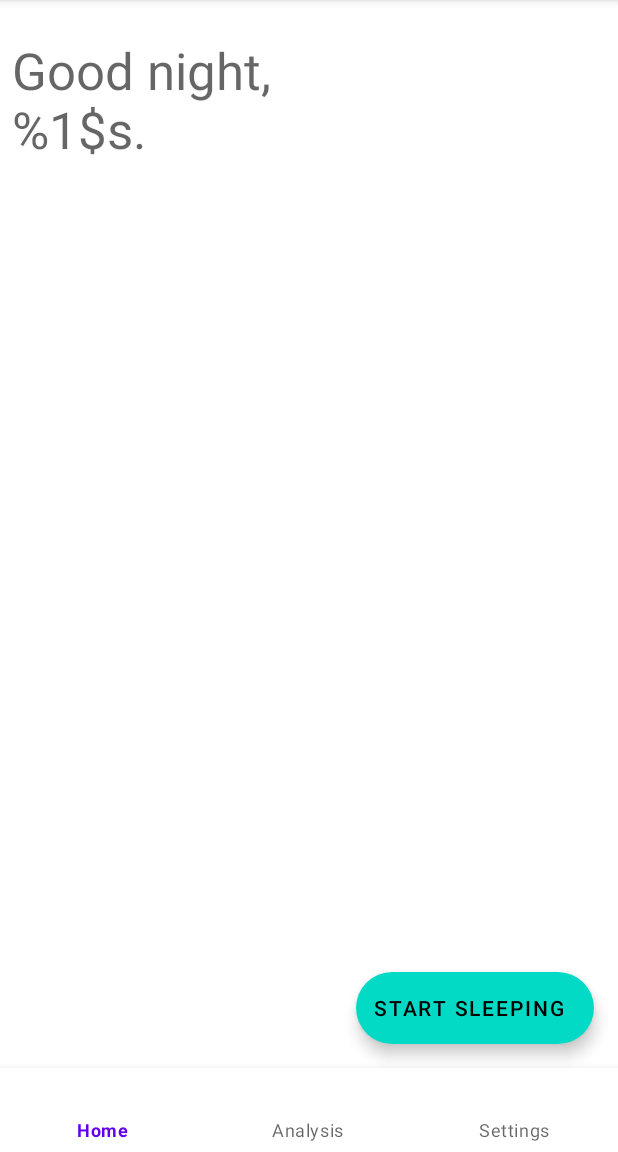
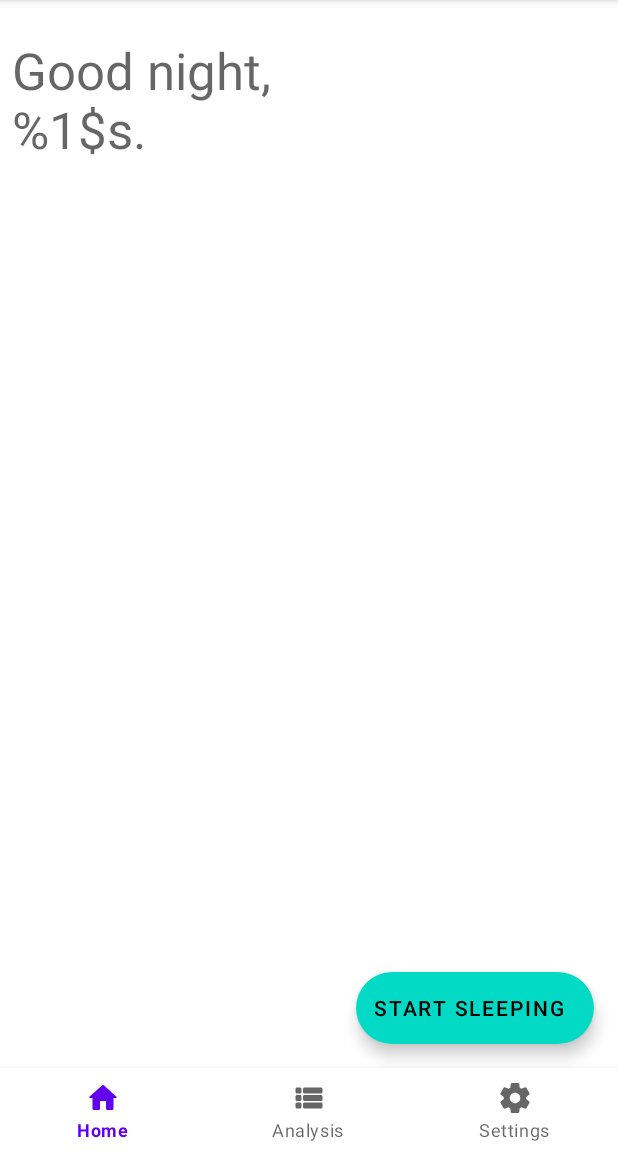
Before and after one commit to JasonHK-HKCC/SEHH3165-Group-Project, an Android app: the screen it shows after launch (MainActivity), on a phone screen of 412 x 824 dp, the part 84-1236 px from its top. Run offline under Robolectric (Android 15) with nearby library versions, the light colour scheme and no system bars; our stand-ins replace Room's generated code, RxJava, navigation-ui; libraries missing offline, so code that uses them is left out: lombok.val; 8 statements that could not run were skipped.

Commit message:
Added icons to bottom navigation bar

```diff
--- /dev/null
+++ b/app/src/main/res/drawable/ic_home.xml
@@ -0,0 +1,10 @@
+<vector xmlns:android="http://schemas.android.com/apk/res/android"
+    android:width="24dp"
+    android:height="24dp"
+    android:viewportWidth="24"
+    android:viewportHeight="24"
+    android:tint="?attr/colorControlNormal">
+  <path
+      android:fillColor="@android:color/white"
+      android:pathData="M10,19v-5h4v5c0,0.55 0.45,1 1,1h3c0.55,0 1,-0.45 1,-1v-7h1.7c0.46,0 0.68,-0.57 0.33,-0.87L12.67,3.6c-0.38,-0.34 -0.96,-0.34 -1.34,0l-8.36,7.53c-0.34,0.3 -0.13,0.87 0.33,0.87H5v7c0,0.55 0.45,1 1,1h3c0.55,0 1,-0.45 1,-1z"/>
+</vector>
--- /dev/null
+++ b/app/src/main/res/drawable/ic_list.xml
@@ -0,0 +1,11 @@
+<vector xmlns:android="http://schemas.android.com/apk/res/android"
+    android:width="24dp"
+    android:height="24dp"
+    android:viewportWidth="24"
+    android:viewportHeight="24"
+    android:tint="?attr/colorControlNormal"
+    android:autoMirrored="true">
+  <path
+      android:fillColor="@android:color/white"
+      android:pathData="M4,14h2c0.55,0 1,-0.45 1,-1v-2c0,-0.55 -0.45,-1 -1,-1H4c-0.55,0 -1,0.45 -1,1v2C3,13.55 3.45,14 4,14zM4,19h2c0.55,0 1,-0.45 1,-1v-2c0,-0.55 -0.45,-1 -1,-1H4c-0.55,0 -1,0.45 -1,1v2C3,18.55 3.45,19 4,19zM4,9h2c0.55,0 1,-0.45 1,-1V6c0,-0.55 -0.45,-1 -1,-1H4C3.45,5 3,5.45 3,6v2C3,8.55 3.45,9 4,9zM9,14h11c0.55,0 1,-0.45 1,-1v-2c0,-0.55 -0.45,-1 -1,-1H9c-0.55,0 -1,0.45 -1,1v2C8,13.55 8.45,14 9,14zM9,19h11c0.55,0 1,-0.45 1,-1v-2c0,-0.55 -0.45,-1 -1,-1H9c-0.55,0 -1,0.45 -1,1v2C8,18.55 8.45,19 9,19zM8,6v2c0,0.55 0.45,1 1,1h11c0.55,0 1,-0.45 1,-1V6c0,-0.55 -0.45,-1 -1,-1H9C8.45,5 8,5.45 8,6z"/>
+</vector>
--- /dev/null
+++ b/app/src/main/res/drawable/ic_settings.xml
@@ -0,0 +1,10 @@
+<vector xmlns:android="http://schemas.android.com/apk/res/android"
+    android:width="24dp"
+    android:height="24dp"
+    android:viewportWidth="24"
+    android:viewportHeight="24"
+    android:tint="?attr/colorControlNormal">
+  <path
+      android:fillColor="@android:color/white"
+      android:pathData="M19.5,12c0,-0.23 -0.01,-0.45 -0.03,-0.68l1.86,-1.41c0.4,-0.3 0.51,-0.86 0.26,-1.3l-1.87,-3.23c-0.25,-0.44 -0.79,-0.62 -1.25,-0.42l-2.15,0.91c-0.37,-0.26 -0.76,-0.49 -1.17,-0.68l-0.29,-2.31C14.8,2.38 14.37,2 13.87,2h-3.73C9.63,2 9.2,2.38 9.14,2.88L8.85,5.19c-0.41,0.19 -0.8,0.42 -1.17,0.68L5.53,4.96c-0.46,-0.2 -1,-0.02 -1.25,0.42L2.41,8.62c-0.25,0.44 -0.14,0.99 0.26,1.3l1.86,1.41C4.51,11.55 4.5,11.77 4.5,12s0.01,0.45 0.03,0.68l-1.86,1.41c-0.4,0.3 -0.51,0.86 -0.26,1.3l1.87,3.23c0.25,0.44 0.79,0.62 1.25,0.42l2.15,-0.91c0.37,0.26 0.76,0.49 1.17,0.68l0.29,2.31C9.2,21.62 9.63,22 10.13,22h3.73c0.5,0 0.93,-0.38 0.99,-0.88l0.29,-2.31c0.41,-0.19 0.8,-0.42 1.17,-0.68l2.15,0.91c0.46,0.2 1,0.02 1.25,-0.42l1.87,-3.23c0.25,-0.44 0.14,-0.99 -0.26,-1.3l-1.86,-1.41C19.49,12.45 19.5,12.23 19.5,12zM12.04,15.5c-1.93,0 -3.5,-1.57 -3.5,-3.5s1.57,-3.5 3.5,-3.5s3.5,1.57 3.5,3.5S13.97,15.5 12.04,15.5z"/>
+</vector>
--- a/app/src/main/res/menu/menu_navigation.xml
+++ b/app/src/main/res/menu/menu_navigation.xml
@@ -1,9 +1,12 @@
 <?xml version="1.0" encoding="utf-8"?>
 <menu xmlns:android="http://schemas.android.com/apk/res/android">
     <item android:id="@+id/fragment_home"
-          android:title="@string/home" />
+          android:title="@string/home"
+          android:icon="@drawable/ic_home"/>
     <item android:id="@+id/fragment_analysis"
-          android:title="@string/analysis" />
+          android:title="@string/analysis"
+          android:icon="@drawable/ic_list"/>
     <item android:id="@+id/fragment_settings"
-          android:title="@string/settings" />
+          android:title="@string/settings"
+          android:icon="@drawable/ic_settings"/>
 </menu>
```
